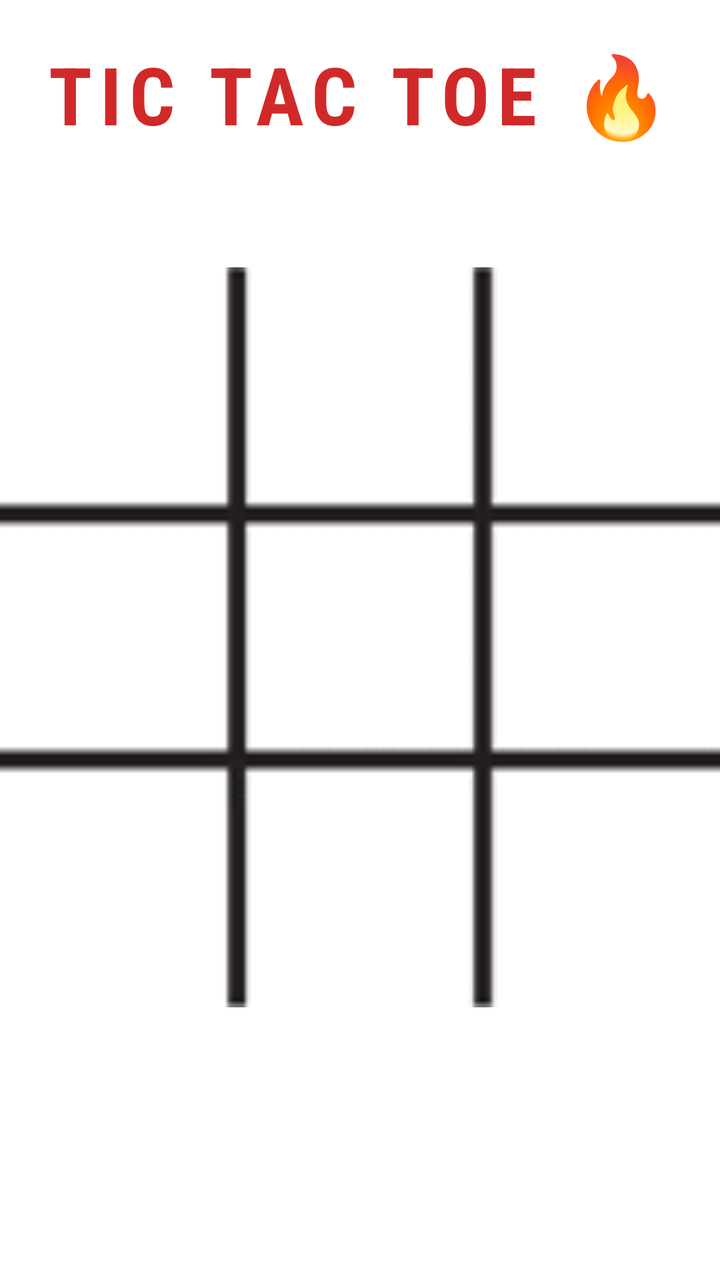
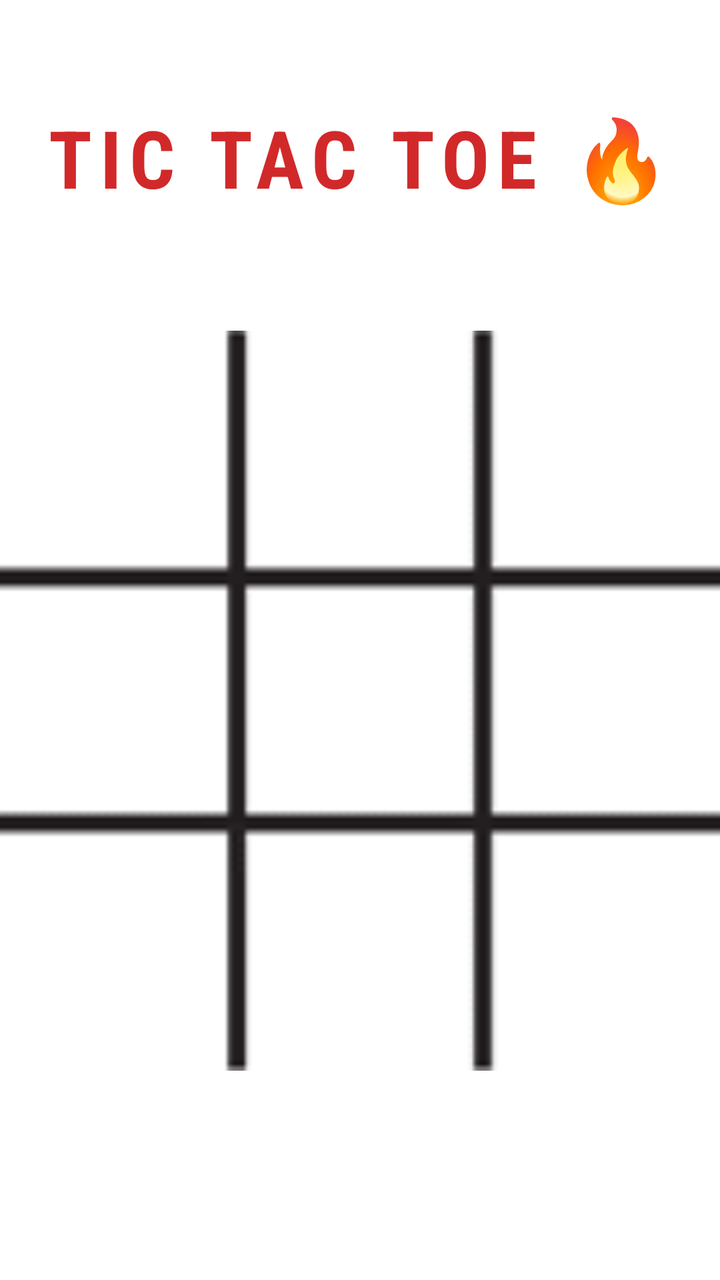

Compare the two renders of this Android layout. The source of the first and the diff that turns it into the second are given below.
<!-- AndroidManifest.xml: application theme Theme.David_First_Android -->
<!-- res/layout/activity_main_tik_tak.xml -->
<?xml version="1.0" encoding="utf-8"?>
<androidx.constraintlayout.widget.ConstraintLayout xmlns:android="http://schemas.android.com/apk/res/android"
    xmlns:app="http://schemas.android.com/apk/res-auto"
    xmlns:tools="http://schemas.android.com/tools"
    android:id="@+id/main"
    android:layout_width="match_parent"
    android:layout_height="match_parent"
    tools:context=".tiktak.MainTikTak">

    <LinearLayout
        android:layout_width="match_parent"
        android:layout_height="match_parent"
        android:background="@color/white"
        android:gravity="center"
        android:orientation="vertical">

        <TextView
            android:layout_width="wrap_content"
            android:layout_height="wrap_content"
            android:text="TIC TAC TOE 🔥"
            android:textSize="40sp"
            android:textStyle="bold"
            android:textColor="#D12929"
            android:layout_marginBottom="60dp"
            android:fontFamily="sans-serif-condensed"
            android:letterSpacing="0.1" />

        <LinearLayout
            android:layout_width="370dp"
            android:layout_height="370dp"
            android:background="@drawable/newbg"
            android:orientation="vertical">

            <LinearLayout
                android:id="@+id/row1"
                android:layout_width="match_parent"
                android:layout_height="0dp"
                android:layout_weight="1"
                android:orientation="horizontal">

                <ImageView
                    android:id="@+id/tile1_1"
                    android:layout_width="0dp"
                    android:layout_height="match_parent"
                    android:layout_margin="10dp"
                    android:layout_weight="1"
                    android:clickable="true"
                    android:focusable="true" />

                <ImageView
                    android:id="@+id/tile1_2"
                    android:layout_width="0dp"
                    android:layout_height="match_parent"
                    android:layout_margin="10dp"
                    android:layout_weight="1" />

                <ImageView
                    android:id="@+id/tile1_3"
                    android:layout_width="0dp"
                    android:layout_height="match_parent"
                    android:layout_margin="10dp"
                    android:layout_weight="1" />

            </LinearLayout>

            <LinearLayout
                android:id="@+id/row2"
                android:layout_width="match_parent"
                android:layout_height="0dp"
                android:layout_weight="1"
                android:orientation="horizontal">

                <ImageView
                    android:id="@+id/tile2_1"
                    android:layout_width="0dp"
                    android:layout_height="match_parent"
                    android:layout_margin="10dp"
                    android:layout_weight="1" />

                <ImageView
                    android:id="@+id/tile2_2"
                    android:layout_width="0dp"
                    android:layout_height="match_parent"
                    android:layout_margin="10dp"
                    android:layout_weight="1" />

                <ImageView
                    android:id="@+id/tile2_3"
                    android:layout_width="0dp"
                    android:layout_height="match_parent"
                    android:layout_margin="10dp"
                    android:layout_weight="1" />

            </LinearLayout>

            <LinearLayout
                android:id="@+id/row3"
                android:layout_width="match_parent"
                android:layout_height="0dp"
                android:layout_weight="1"
                android:orientation="horizontal">

                <ImageView
                    android:id="@+id/tile3_1"
                    android:layout_width="0dp"
                    android:layout_height="match_parent"
                    android:layout_margin="10dp"
                    android:layout_weight="1" />

                <ImageView
                    android:id="@+id/tile3_2"
                    android:layout_width="0dp"
                    android:layout_height="match_parent"
                    android:layout_margin="10dp"
                    android:layout_weight="1" />

                <ImageView
                    android:id="@+id/tile3_3"
                    android:layout_width="0dp"
                    android:layout_height="match_parent"
                    android:layout_margin="10dp"
                    android:layout_weight="1" />

            </LinearLayout>

        </LinearLayout>

        <TextView
            android:id="@+id/TV_turn"
            android:layout_width="wrap_content"
            android:layout_height="wrap_content"
            android:textAlignment="center"
            android:textSize="24sp"
            android:layout_marginTop="20dp"
            android:textStyle="bold"
            android:textColor="@color/black" />

        <TextView
            android:id="@+id/TV_winner"
            android:layout_width="wrap_content"
            android:layout_height="wrap_content"
            android:textAlignment="center"
            android:textSize="40dp"
            android:layout_marginTop="10dp"
            android:textStyle="bold"
            android:textColor="@color/black" />

    </LinearLayout>

</androidx.constraintlayout.widget.ConstraintLayout>
<!-- resources referenced by this layout -->
<resources>
  <color name="black">#FF000000</color>
  <color name="white">#FFFFFFFF</color>
  <!-- drawable newbg: png bitmap (drawable, 7109 bytes) -->
  <style name="Theme.David_First_Android" parent="Base.Theme.David_First_Android" />
  <style name="Base.Theme.David_First_Android" parent="Theme.Material3.DayNight.NoActionBar">
          
          
      </style>
</resources>

<!-- the commit's change to res/layout/activity_main_tik_tak.xml (unified diff, before → after) -->
@@ -136,14 +136,17 @@
             android:textColor="@color/black" />
 
         <TextView
-            android:id="@+id/TV_winner"
+            android:id="@+id/TV_timer"
             android:layout_width="wrap_content"
             android:layout_height="wrap_content"
-            android:textAlignment="center"
-            android:textSize="40dp"
-            android:layout_marginTop="10dp"
+            android:layout_gravity="center"
+            android:text="⏳ זמן נותר: 10"
+            android:textSize="22sp"
             android:textStyle="bold"
-            android:textColor="@color/black" />
+            android:textColor="#FF0000"
+            android:visibility="gone"
+            android:layout_marginTop="10dp" />
+
 
     </LinearLayout>
 
